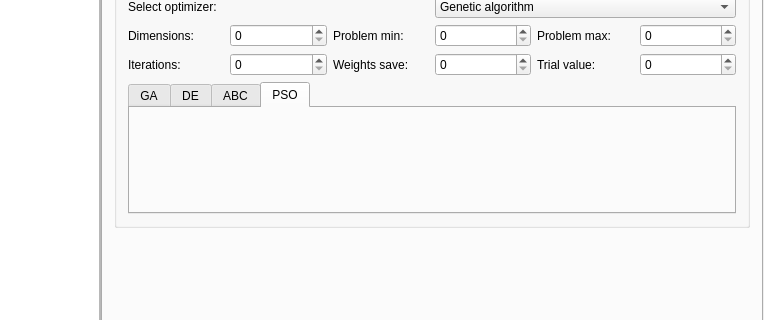
The window that src/gui/mainwindow.ui (kocica/warehouse-manager) describes before a commit, drawn with Qt 5; both pictures show x 325 to 1089 and y 259 to 579 of the 1089 by 895 pixel window.
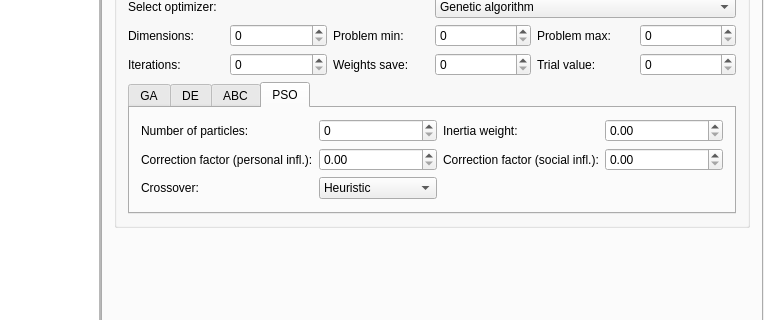
The same window after the commit. The open tabs and pages were chosen to show the change. Icons and pictures are not drawn. Custom widgets are drawn as their Qt base class.

Patch:
```diff
--- a/src/gui/mainwindow.ui
+++ b/src/gui/mainwindow.ui
@@ -539,6 +539,94 @@
                   <attribute name="title">
                    <string>PSO</string>
                   </attribute>
+                  <layout class="QGridLayout" name="gridLayout_4">
+                   <item row="0" column="0">
+                    <widget class="QLabel" name="numberParticlesLabel">
+                     <property name="text">
+                      <string>Number of particles:</string>
+                     </property>
+                    </widget>
+                   </item>
+                   <item row="0" column="2">
+                    <widget class="QLabel" name="inertiaWeightLabel">
+                     <property name="text">
+                      <string>Inertia weight:</string>
+                     </property>
+                    </widget>
+                   </item>
+                   <item row="1" column="2">
+                    <widget class="QLabel" name="correctionFactorSocLabel">
+                     <property name="text">
+                      <string>Correction factor (social infl.):</string>
+                     </property>
+                    </widget>
+                   </item>
+                   <item row="1" column="0">
+                    <widget class="QLabel" name="correctionFactorPerLabel">
+                     <property name="text">
+                      <string>Correction factor (personal infl.):</string>
+                     </property>
+                    </widget>
+                   </item>
+                   <item row="0" column="1">
+                    <widget class="QSpinBox" name="numberParticles">
+                     <property name="maximum">
+                      <number>100000</number>
+                     </property>
+                    </widget>
+                   </item>
+                   <item row="1" column="3">
+                    <widget class="QDoubleSpinBox" name="correctionFactorSoc">
+                     <property name="maximum">
+                      <double>5.000000000000000</double>
+                     </property>
+                     <property name="singleStep">
+                      <double>0.100000000000000</double>
+                     </property>
+                    </widget>
+                   </item>
+                   <item row="1" column="1">
+                    <widget class="QDoubleSpinBox" name="correctionFactorPer">
+                     <property name="maximum">
+                      <double>5.000000000000000</double>
+                     </property>
+                     <property name="singleStep">
+                      <double>0.100000000000000</double>
+                     </property>
+                    </widget>
+                   </item>
+                   <item row="0" column="3">
+                    <widget class="QDoubleSpinBox" name="inertiaWeight">
+                     <property name="maximum">
+                      <double>5.000000000000000</double>
+                     </property>
+                     <property name="singleStep">
+                      <double>0.100000000000000</double>
+                     </property>
+                    </widget>
+                   </item>
+                   <item row="2" column="0">
+                    <widget class="QLabel" name="crossoverLabelPSO">
+                     <property name="text">
+                      <string>Crossover:</string>
+                     </property>
+                    </widget>
+                   </item>
+                   <item row="2" column="1">
+                    <widget class="QComboBox" name="crossoverPSO">
+                     <item>
+                      <property name="text">
+                       <string>Heuristic</string>
+                      </property>
+                     </item>
+                     <item>
+                      <property name="text">
+                       <string>Ordered</string>
+                      </property>
+                     </item>
+                    </widget>
+                   </item>
+                  </layout>
                  </widget>
                 </widget>
                </item>
```
Left out of the diff: 124 changed lines with no effect on the pictures.
